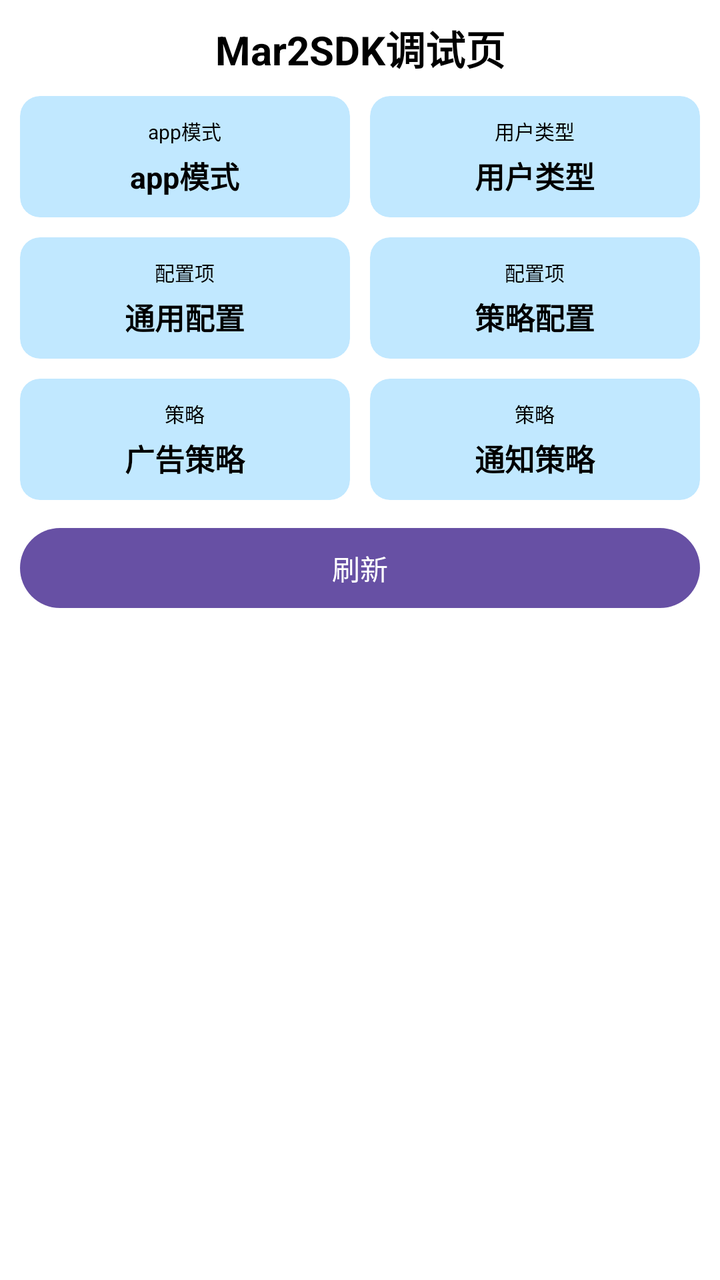
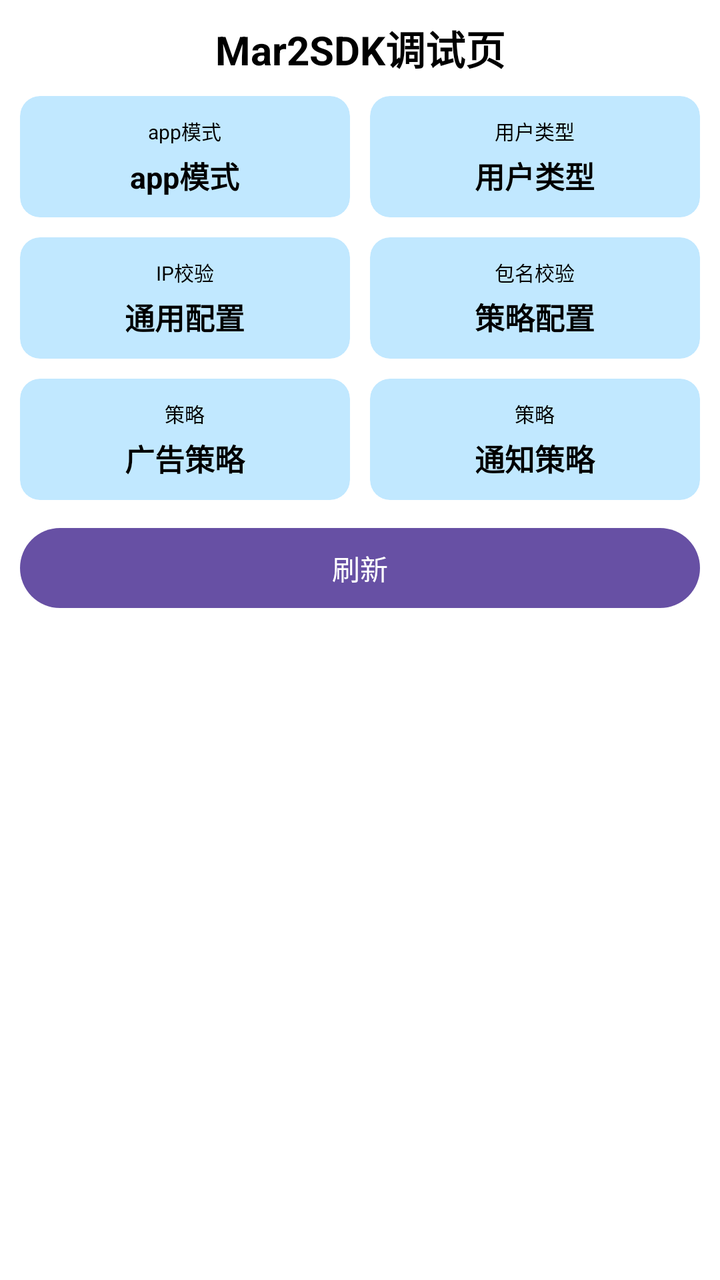

The first picture is an Android layout as it rendered before a commit; the second is the same layout after the commit. The layout source and the unified diff follow.
<!-- AndroidManifest.xml: another module's application theme Theme.Mar2SDK -->
<!-- res/layout/activity_debug.xml -->
<?xml version="1.0" encoding="utf-8"?>
<LinearLayout
    xmlns:android="http://schemas.android.com/apk/res/android"
    xmlns:app="http://schemas.android.com/apk/res-auto"
    xmlns:tools="http://schemas.android.com/tools"
    android:id="@+id/main"
    android:orientation="vertical"
    android:background="@android:color/background_light"
    android:layout_width="match_parent"
    android:layout_height="match_parent"
    tools:context=".DebugActivity">

    <TextView
        android:text="Mar2SDK调试页"
        android:textSize="20sp"
        android:textStyle="bold"
        android:textColor="@android:color/black"
        android:gravity="center"
        android:layout_width="match_parent"
        android:layout_height="48dp"/>

    <LinearLayout
        android:orientation="horizontal"
        android:paddingHorizontal="10dp"
        android:layout_width="match_parent"
        android:layout_height="wrap_content">
        <androidx.cardview.widget.CardView
            app:cardCornerRadius="10dp"
            app:cardElevation="0dp"
            app:cardBackgroundColor="@android:color/system_accent1_100"
            android:layout_weight="1"
            android:layout_width="match_parent"
            android:layout_height="wrap_content">
            <LinearLayout
                android:padding="10dp"
                android:orientation="vertical"
                android:layout_width="match_parent"
                android:layout_height="match_parent">
                <TextView
                    android:text="app模式"

                    android:textColor="@android:color/black"
                    android:textSize="10sp"
                    android:gravity="center"
                    android:layout_width="match_parent"
                    android:layout_height="wrap_content"/>
                <TextView
                    android:id="@+id/app_mod"
                    android:layout_marginTop="4dp"
                    android:text="app模式"
                    android:textStyle="bold"
                    android:textColor="@android:color/black"
                    android:textSize="15sp"
                    android:gravity="center"
                    android:layout_width="match_parent"
                    android:layout_height="wrap_content"/>
            </LinearLayout>
        </androidx.cardview.widget.CardView>

        <View
            android:layout_width="10dp"
            android:layout_height="0dp"/>

        <androidx.cardview.widget.CardView
            app:cardCornerRadius="10dp"
            app:cardElevation="0dp"
            app:cardBackgroundColor="@android:color/system_accent1_100"
            android:layout_weight="1"
            android:layout_width="match_parent"
            android:layout_height="wrap_content">
            <LinearLayout
                android:padding="10dp"
                android:orientation="vertical"
                android:layout_width="match_parent"
                android:layout_height="match_parent">
                <TextView
                    android:text="用户类型"
                    android:textColor="@android:color/black"
                    android:textSize="10sp"
                    android:gravity="center"
                    android:layout_width="match_parent"
                    android:layout_height="wrap_content"/>
                <TextView
                    android:id="@+id/user_type"
                    android:layout_marginTop="4dp"
                    android:text="用户类型"
                    android:textStyle="bold"
                    android:textColor="@android:color/black"
                    android:textSize="15sp"
                    android:gravity="center"
                    android:layout_width="match_parent"
                    android:layout_height="wrap_content"/>
            </LinearLayout>
        </androidx.cardview.widget.CardView>
    </LinearLayout>

    <LinearLayout
        android:orientation="horizontal"
        android:layout_marginTop="10dp"
        android:paddingHorizontal="10dp"
        android:layout_width="match_parent"
        android:layout_height="wrap_content">
        <androidx.cardview.widget.CardView
            app:cardCornerRadius="10dp"
            app:cardElevation="0dp"
            app:cardBackgroundColor="@android:color/system_accent1_100"
            android:layout_weight="1"
            android:layout_width="match_parent"
            android:layout_height="wrap_content">
            <LinearLayout
                android:padding="10dp"
                android:orientation="vertical"
                android:layout_width="match_parent"
                android:layout_height="match_parent">
                <TextView
                    android:text="配置项"
                    android:textColor="@android:color/black"
                    android:textSize="10sp"
                    android:gravity="center"
                    android:layout_width="match_parent"
                    android:layout_height="wrap_content"/>
                <TextView
                    android:layout_marginTop="4dp"
                    android:text="通用配置"
                    android:textStyle="bold"
                    android:textColor="@android:color/black"
                    android:textSize="15sp"
                    android:gravity="center"
                    android:layout_width="match_parent"
                    android:layout_height="wrap_content"/>
            </LinearLayout>
        </androidx.cardview.widget.CardView>

        <View
            android:layout_width="10dp"
            android:layout_height="0dp"/>

        <androidx.cardview.widget.CardView
            app:cardCornerRadius="10dp"
            app:cardElevation="0dp"
            app:cardBackgroundColor="@android:color/system_accent1_100"
            android:layout_weight="1"
            android:layout_width="match_parent"
            android:layout_height="wrap_content">
            <LinearLayout
                android:padding="10dp"
                android:orientation="vertical"
                android:layout_width="match_parent"
                android:layout_height="match_parent">
                <TextView
                    android:text="配置项"
                    android:textColor="@android:color/black"
                    android:textSize="10sp"
                    android:gravity="center"
                    android:layout_width="match_parent"
                    android:layout_height="wrap_content"/>
                <TextView
                    android:layout_marginTop="4dp"
                    android:text="策略配置"
                    android:textStyle="bold"
                    android:textColor="@android:color/black"
                    android:textSize="15sp"
                    android:gravity="center"
                    android:layout_width="match_parent"
                    android:layout_height="wrap_content"/>
            </LinearLayout>
        </androidx.cardview.widget.CardView>
    </LinearLayout>

    <LinearLayout
        android:orientation="horizontal"
        android:layout_marginTop="10dp"
        android:paddingHorizontal="10dp"
        android:layout_width="match_parent"
        android:layout_height="wrap_content">
        <androidx.cardview.widget.CardView
            app:cardCornerRadius="10dp"
            app:cardElevation="0dp"
            app:cardBackgroundColor="@android:color/system_accent1_100"
            android:layout_weight="1"
            android:layout_width="match_parent"
            android:layout_height="wrap_content">
            <LinearLayout
                android:padding="10dp"
                android:orientation="vertical"
                android:layout_width="match_parent"
                android:layout_height="match_parent">
                <TextView
                    android:text="策略"
                    android:textColor="@android:color/black"
                    android:textSize="10sp"
                    android:gravity="center"
                    android:layout_width="match_parent"
                    android:layout_height="wrap_content"/>
                <TextView
                    android:layout_marginTop="4dp"
                    android:text="广告策略"
                    android:textStyle="bold"
                    android:textColor="@android:color/black"
                    android:textSize="15sp"
                    android:gravity="center"
                    android:layout_width="match_parent"
                    android:layout_height="wrap_content"/>
            </LinearLayout>
        </androidx.cardview.widget.CardView>

        <View
            android:layout_width="10dp"
            android:layout_height="0dp"/>

        <androidx.cardview.widget.CardView
            app:cardCornerRadius="10dp"
            app:cardElevation="0dp"
            app:cardBackgroundColor="@android:color/system_accent1_100"
            android:layout_weight="1"
            android:layout_width="match_parent"
            android:layout_height="wrap_content">
            <LinearLayout
                android:padding="10dp"
                android:orientation="vertical"
                android:layout_width="match_parent"
                android:layout_height="match_parent">

                <TextView
                    android:layout_width="match_parent"
                    android:layout_height="wrap_content"
                    android:gravity="center"
                    android:text="策略"
                    android:textColor="@android:color/black"
                    android:textSize="10sp" />

                <TextView
                    android:layout_marginTop="4dp"
                    android:text="通知策略"
                    android:textStyle="bold"
                    android:textColor="@android:color/black"
                    android:textSize="15sp"
                    android:gravity="center"
                    android:layout_width="match_parent"
                    android:layout_height="wrap_content"/>
            </LinearLayout>
        </androidx.cardview.widget.CardView>
    </LinearLayout>

    <Button
        android:id="@+id/refresh_btn"
        android:text="刷新"
        android:layout_marginTop="10dp"
        android:layout_marginHorizontal="10dp"
        android:layout_width="match_parent"
        android:layout_height="wrap_content"/>

</LinearLayout>
<!-- resources referenced by this layout -->
<resources>
  <style name="Theme.Mar2SDK" parent="Base.Theme.Mar2SDK" />
  <style name="Base.Theme.Mar2SDK" parent="Theme.Material3.DayNight.NoActionBar">
          
          
      </style>
</resources>

<!-- the commit's change to res/layout/activity_debug.xml (unified diff, before → after) -->
@@ -113,13 +113,14 @@
                 android:layout_width="match_parent"
                 android:layout_height="match_parent">
                 <TextView
-                    android:text="配置项"
-                    android:textColor="@android:color/black"
-                    android:textSize="10sp"
-                    android:gravity="center"
-                    android:layout_width="match_parent"
-                    android:layout_height="wrap_content"/>
-                <TextView
+                    android:text="IP校验"
+                    android:textColor="@android:color/black"
+                    android:textSize="10sp"
+                    android:gravity="center"
+                    android:layout_width="match_parent"
+                    android:layout_height="wrap_content"/>
+                <TextView
+                    android:id="@+id/risk_ip"
                     android:layout_marginTop="4dp"
                     android:text="通用配置"
                     android:textStyle="bold"
@@ -148,13 +149,14 @@
                 android:layout_width="match_parent"
                 android:layout_height="match_parent">
                 <TextView
-                    android:text="配置项"
-                    android:textColor="@android:color/black"
-                    android:textSize="10sp"
-                    android:gravity="center"
-                    android:layout_width="match_parent"
-                    android:layout_height="wrap_content"/>
-                <TextView
+                    android:text="包名校验"
+                    android:textColor="@android:color/black"
+                    android:textSize="10sp"
+                    android:gravity="center"
+                    android:layout_width="match_parent"
+                    android:layout_height="wrap_content"/>
+                <TextView
+                    android:id="@+id/risk_package"
                     android:layout_marginTop="4dp"
                     android:text="策略配置"
                     android:textStyle="bold"
